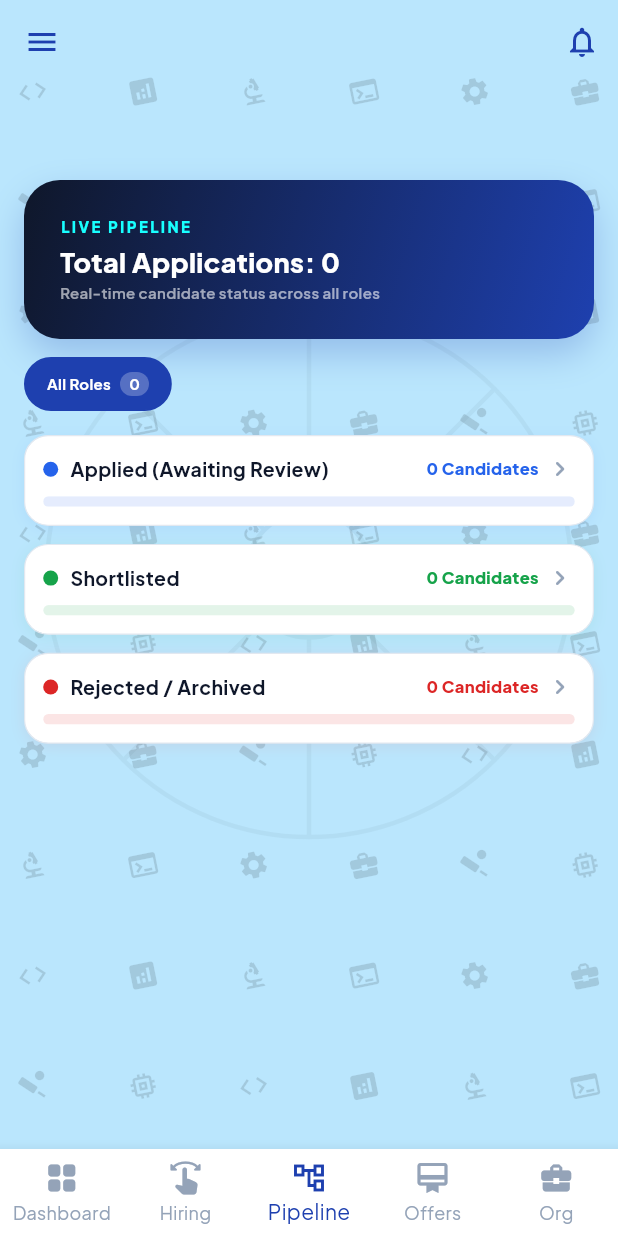
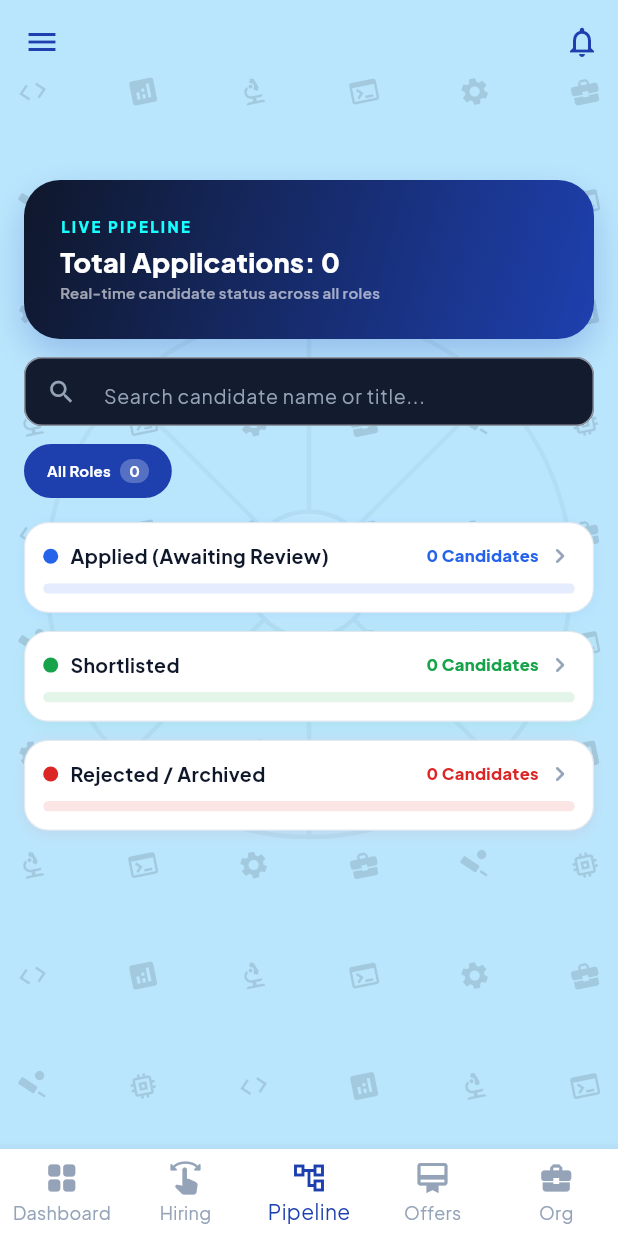
Before and after one commit to Sujithreddy10/pro-recruit-ai, a Flutter app: the RecruiterMasterHub screen opened directly, item 3 of the bottom bar chosen, on a phone screen of 412 x 824 dp. Run offline on Flutter 3.47's test engine with Material 3 defaults, Android fonts, the light colour scheme and no system bars; our stand-ins replace file_picker, flutter_dotenv, google_fonts, share_plus, speech_to_text, supabase_flutter; missing offline and left inert: onesignal_flutter; accounts and stored records are empty.

Commit message:
feat(pipeline): add live real-time candidate search bar with instant filter and reset

```diff
--- a/lib/features/recruiter/tabs/pipeline_dashboard_tab.dart
+++ b/lib/features/recruiter/tabs/pipeline_dashboard_tab.dart
@@ -15,6 +15,14 @@ class _PipelineDashboardTabState extends State<PipelineDashboardTab>
     with AutomaticKeepAliveClientMixin {
   late Future<List<Map<String, dynamic>>> _applicationsFuture;
   String _selectedRole = "All Roles";
+  final TextEditingController _searchController = TextEditingController();
+  String _searchQuery = "";
+
+  @override
+  void dispose() {
+    _searchController.dispose();
+    super.dispose();
+  }
 
   @override
   bool get wantKeepAlive => true;
@@ -255,11 +263,18 @@ class _PipelineDashboardTabState extends State<PipelineDashboardTab>
                             _updateStatus(item['id'], 'rejected', closeParent: false);
                           },
                           style: OutlinedButton.styleFrom(
-                            foregroundColor: const Color(0xFFEF4444),
+                            foregroundColor: const Color(0xFFF87171),
+                            backgroundColor: const Color(0xFFEF4444).withValues(alpha: 0.1),
                             side: const BorderSide(color: Color(0xFFEF4444), width: 1.2),
                             shape: RoundedRectangleBorder(borderRadius: BorderRadius.circular(10)),
                           ),
-                          child: const Text("Archive"),
+                          child: const Text(
+                            "Archive",
+                            style: TextStyle(
+                              color: Color(0xFFF87171),
+                              fontWeight: FontWeight.w700,
+                            ),
+                          ),
                         ),
                       ),
                   ],
@@ -430,6 +445,44 @@ class _PipelineDashboardTabState extends State<PipelineDashboardTab>
     );
   }
 
+  Widget _buildSearchBar() {
+    return Container(
+      height: 46,
+      decoration: BoxDecoration(
+        color: const Color(0xFF131B2E),
+        borderRadius: BorderRadius.circular(12),
+        border: Border.all(color: AppColors.border.withValues(alpha: 0.6)),
+      ),
+      child: TextField(
+        controller: _searchController,
+        onChanged: (val) {
+          setState(() {
+            _searchQuery = val.trim().toLowerCase();
+          });
+        },
+        style: const TextStyle(color: Colors.white, fontSize: 14),
+        decoration: InputDecoration(
+          hintText: "Search candidate name or title...",
+          hintStyle: TextStyle(color: AppColors.textMuted, fontSize: 13),
+          prefixIcon: Icon(Icons.search, size: 20, color: AppColors.textMuted),
+          suffixIcon: _searchQuery.isNotEmpty
+              ? IconButton(
+                  icon: const Icon(Icons.clear, size: 18, color: Colors.white70),
+                  onPressed: () {
+                    _searchController.clear();
+                    setState(() {
+                      _searchQuery = "";
+                    });
+                  },
+                )
+              : null,
+          border: InputBorder.none,
+          contentPadding: const EdgeInsets.symmetric(vertical: 12),
+        ),
+      ),
+    );
+  }
+
   Widget _buildRolePills(List<Map<String, dynamic>> allApplications) {
     final Map<String, int> counts = {"All Roles": allApplications.length};
     for (final app in allApplications) {
@@ -529,9 +582,14 @@ class _PipelineDashboardTabState extends State<PipelineDashboardTab>
         }
 
         final allApps = snapshot.data ?? [];
-        final visibleApps = _selectedRole == "All Roles"
-            ? allApps
-            : allApps.where((a) => (a['job_title'] ?? 'General') == _selectedRole).toList();
+        final visibleApps = allApps.where((a) {
+          final matchesRole = _selectedRole == "All Roles" || (a['job_title'] ?? 'General') == _selectedRole;
+          if (!matchesRole) return false;
+          if (_searchQuery.isEmpty) return true;
+          final name = (a['profiles']?['full_name'] ?? '').toString().toLowerCase();
+          final job = (a['job_title'] ?? '').toString().toLowerCase();
+          return name.contains(_searchQuery) || job.contains(_searchQuery);
+        }).toList();
 
         final counts = <String, int>{'applied': 0, 'shortlisted': 0, 'rejected': 0};
         for (final row in visibleApps) {
@@ -563,6 +621,8 @@ class _PipelineDashboardTabState extends State<PipelineDashboardTab>
                     : "Status funnel for $_selectedRole",
               ),
               SizedBox(height: AppSpacing.md),
+              _buildSearchBar(),
+              SizedBox(height: AppSpacing.md),
               _buildRolePills(allApps),
               SizedBox(height: AppSpacing.lg),
               RecruiterPipelineStageCard(
```
